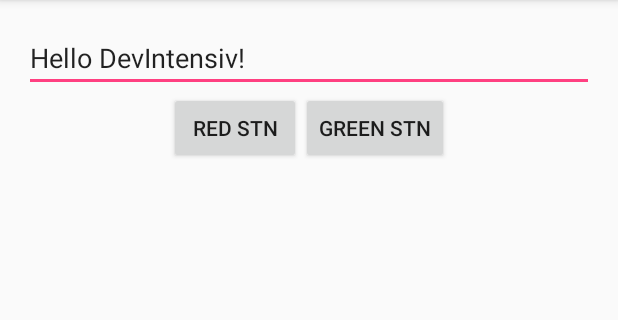
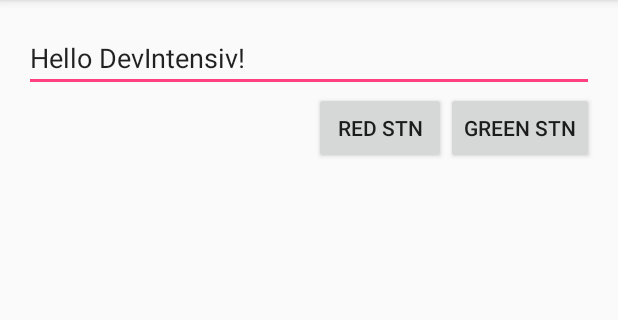
Before and after one commit to luminiks/DevIntensive, an Android app: the screen it shows after launch (MainActivity), on a phone screen of 412 x 824 dp, the part 84-404 px from its top. Run offline under Robolectric (Android 15) with nearby library versions, the phone set to English and light mode, and no system bars; 1 statement that could not run was skipped.

Commit message:
test with gravity="right"

```diff
--- a/app/src/main/res/layout/activity_main.xml
+++ b/app/src/main/res/layout/activity_main.xml
@@ -29,7 +29,7 @@
             android:layout_width="match_parent"
             android:layout_height="wrap_content"
             android:orientation="horizontal"
-            android:gravity="center">
+            android:gravity="right">
 
             <Button
                 android:id="@+id/red_btn"
```
